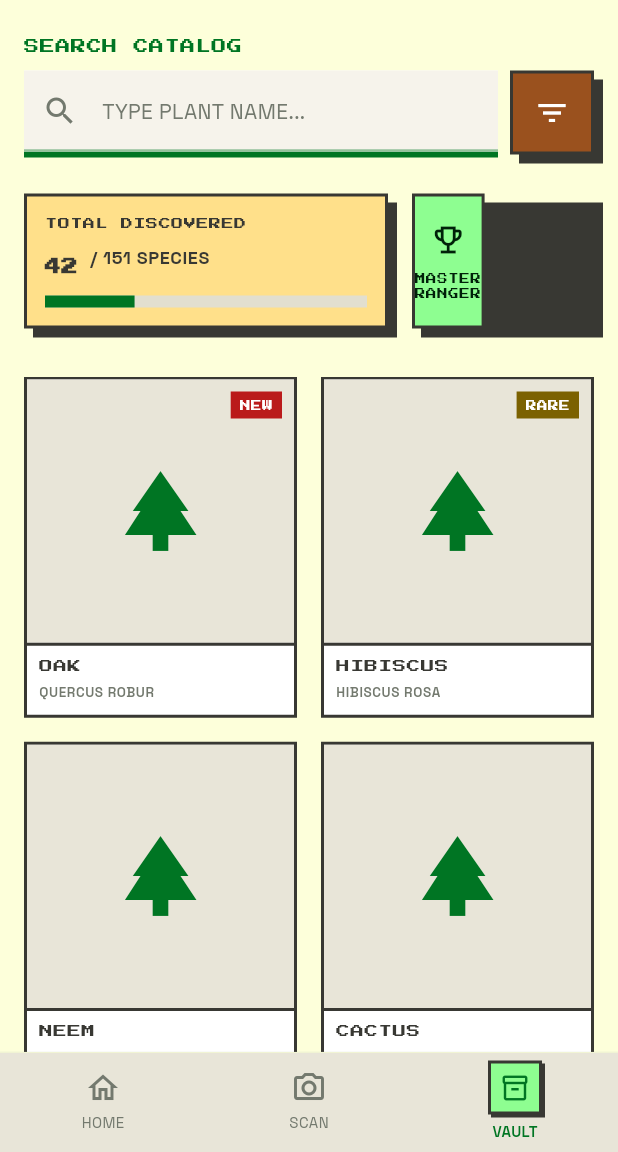
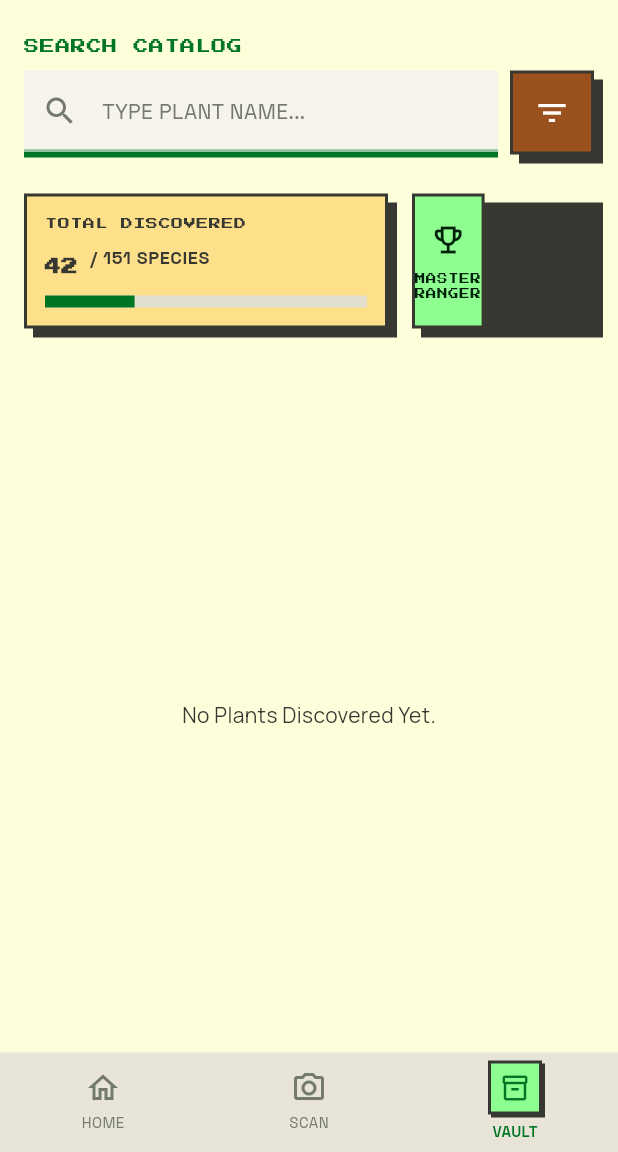
Before and after one commit to samyakrajgruhi/Floradex, a Flutter app: the screen it shows after launch, item 3 of the bottom bar chosen, on a phone screen of 412 x 824 dp, the part 84-1236 px from its top. Run offline on Flutter 3.47's test engine with Material 3 defaults, Android fonts, the phone set to English and light mode, and no system bars; our stand-ins replace camera, flutter_dotenv, google_fonts, hive, hive_flutter, image_picker; missing offline and left inert: langchain, langchain_google; accounts and stored records are empty.

Commit message:
- Made Vault Page Active, Now fetches Data from DB and displays stored Plants. - Added Debug Screen to Check Stored Plants. - Changed Id logic to prevent duplicate plants in the Database. - Added fetchPlants() and clearVault()

```diff
--- a/lib/screens/botanical_dossier.dart
+++ b/lib/screens/botanical_dossier.dart
@@ -1,5 +1,4 @@
 import 'dart:io';
-import 'package:floradex/screens/dashboard.dart';
 import 'package:floradex/services/database_service.dart';
 import 'package:flutter/material.dart';
 import 'package:image_picker/image_picker.dart';
@@ -506,7 +505,7 @@ class BotanicalDossierScreen extends StatelessWidget {
               child: ElevatedButton.icon(
                 onPressed: () async {
                   if (plantDetails == null || plantImage == null) return;
-                  final dbService = new DatabaseService();
+                  final dbService = DatabaseService();
                   await dbService.savePlantToVault(plantDetails!, plantImage!);
                   if (context.mounted) {
                     ScaffoldMessenger.of(context).showSnackBar(
--- a/lib/screens/botanical_vault.dart
+++ b/lib/screens/botanical_vault.dart
@@ -1,7 +1,25 @@
+import 'dart:io';
+
+import 'package:floradex/services/database_service.dart';
 import 'package:flutter/material.dart';
 
-class BotanicalVaultPage extends StatelessWidget {
+class BotanicalVaultPage extends StatefulWidget {
   const BotanicalVaultPage({super.key});
+
+  @override
+  State<BotanicalVaultPage> createState() => _BotanicalVaultPageState();
+}
+
+class _BotanicalVaultPageState extends State<BotanicalVaultPage> {
+  final dbService = DatabaseService();
+
+  var PlantRecords;
+
+  @override
+  void initState() {
+    PlantRecords = dbService.fetchPlants();
+    super.initState();
+  }
 
   @override
   Widget build(BuildContext context) {
@@ -206,79 +224,27 @@ class BotanicalVaultPage extends StatelessWidget {
 
               // GRID SECTION
               Expanded(
-                child: GridView.count(
-                  crossAxisCount: 2,
-                  crossAxisSpacing: 16,
-                  mainAxisSpacing: 16,
-                  childAspectRatio: 0.8,
-                  children: [
-                    _PlantDataChip(
-                      name: 'OAK',
-                      scientificName: 'QUERCUS ROBUR',
-                      tagLabel: 'NEW',
-                      tagColor: colorScheme.error, // Reddish tag
-                      imagePath:
-                          'assets/oak.png', // Replace with real asset/network
-                    ),
-                    _PlantDataChip(
-                      name: 'HIBISCUS',
-                      scientificName: 'HIBISCUS ROSA',
-                      tagLabel: 'RARE',
-                      tagColor: colorScheme.tertiary, // Brownish tag
-                      imagePath: 'assets/hibiscus.png',
-                    ),
-                    _PlantDataChip(
-                      name: 'NEEM',
-                      scientificName: 'AZADIRACHTA',
-                      imagePath: 'assets/neem.png',
-                    ),
-                    _PlantDataChip(
-                      name: 'CACTUS',
-                      scientificName: 'CACTACEAE',
-                      imagePath: 'assets/cactus.png',
-                    ),
-
-                    // Locked / Unknown Placeholder
-                    Container(
-                      decoration: BoxDecoration(
-                        color: colorScheme.surfaceContainerHigh,
-                        border: Border.all(
-                          color: colorScheme.outline.withOpacity(0.5),
-                          width: 2,
-                          style: BorderStyle.solid,
-                        ),
+                child: PlantRecords.isEmpty
+                    ? const Center(child: Text('No Plants Discovered Yet.'))
+                    : GridView.builder(
+                        itemCount: PlantRecords.length,
+                        itemBuilder: (context, index) {
+                          return _PlantDataChip(
+                            name: PlantRecords[index].plantName,
+                            scientificName: PlantRecords[index]
+                                .scientificName, // Reddish tag
+                            imagePath: PlantRecords[index]
+                                .imagePath, // Replace with real asset/network
+                          );
+                        },
+                        gridDelegate:
+                            const SliverGridDelegateWithFixedCrossAxisCount(
+                              crossAxisCount: 2,
+                              crossAxisSpacing: 16,
+                              mainAxisSpacing: 16,
+                              childAspectRatio: 0.8,
+                            ),
                       ),
-                      child: Center(
-                        child: Column(
-                          mainAxisSize: MainAxisSize.min,
-                          children: [
-                            Text(
-                              '?',
-                              style: textTheme.headlineLarge?.copyWith(
-                                fontFamily: 'Press Start 2P',
-                                color: colorScheme.outline,
-                              ),
-                            ),
-                            const SizedBox(height: 8),
-                            Text(
-                              '???',
-                              style: textTheme.labelSmall?.copyWith(
-                                fontFamily: 'Press Start 2P',
-                                color: colorScheme.outline,
-                              ),
-                            ),
-                          ],
-                        ),
-                      ),
-                    ),
-
-                    _PlantDataChip(
-                      name: 'SUNFLOWER',
-                      scientificName: 'HELIANTHUS',
-                      imagePath: 'assets/sunflower.png',
-                    ),
-                  ],
-                ),
               ),
             ],
           ),
@@ -350,13 +316,11 @@ class _PlantDataChip extends StatelessWidget {
               color: colorScheme.surfaceContainerHigh,
               child: Stack(
                 children: [
-                  Center(
-                    // Placeholder icon for missing assets in snippet
-                    child: Icon(
-                      Icons.park,
-                      size: 64,
-                      color: colorScheme.primary,
-                    ),
+                  Image.file(
+                    File(imagePath),
+                    fit: BoxFit.cover,
+                    width: double.infinity,
+                    height: double.infinity,
                   ),
                   if (tagLabel != null && tagColor != null)
                     Positioned(
--- a/lib/services/database_service.dart
+++ b/lib/services/database_service.dart
@@ -10,6 +10,14 @@ class DatabaseService {
     Map<String, dynamic> plantDetails,
     XFile imageFile,
   ) async {
+    final box = Hive.box<PlantRecord>('plants_vault');
+    final itemId = plantDetails['scientific_name']
+        .toString()
+        .toLowerCase()
+        .replaceAll(' ', '_');
+    if (box.containsKey(itemId)) {
+      return;
+    }
     final directory = await getApplicationDocumentsDirectory();
     final String fileName =
         DateTime.now().millisecondsSinceEpoch.toString() + '.jpg';
@@ -18,7 +26,7 @@ class DatabaseService {
     await File(imageFile.path).copy(permenantImagePath);
 
     final finalPlantRecord = PlantRecord()
-      ..id = DateTime.now().microsecondsSinceEpoch.toString()
+      ..id = itemId
       ..imagePath = permenantImagePath
       ..plantName = plantDetails['common_name'] ?? 'Unknown'
       ..scientificName = plantDetails['scientific_name'] ?? 'Unknown'
@@ -38,7 +46,16 @@ class DatabaseService {
           (plantDetails['facts'] as List?)?.map((e) => e.toString()).toList() ??
           [];
 
+    await box.put(itemId, finalPlantRecord);
+  }
+
+  List<PlantRecord> fetchPlants() {
+    final box = Hive.box<PlantRecord>('plants_vault').values.toList();
+    return box;
+  }
+
+  Future<void> clearVault() async {
     final box = Hive.box<PlantRecord>('plants_vault');
-    await box.add(finalPlantRecord);
+    await box.clear();
   }
 }
```
Also changed, not shown: lib/screens/debug_vault_screen.dart (added, +57 -0 lines).
